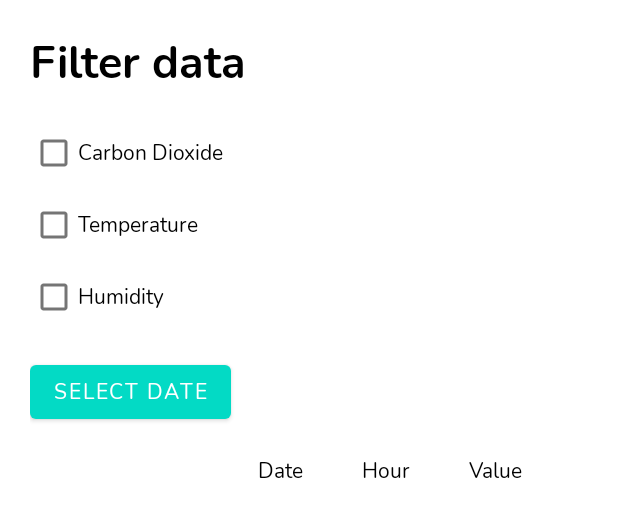
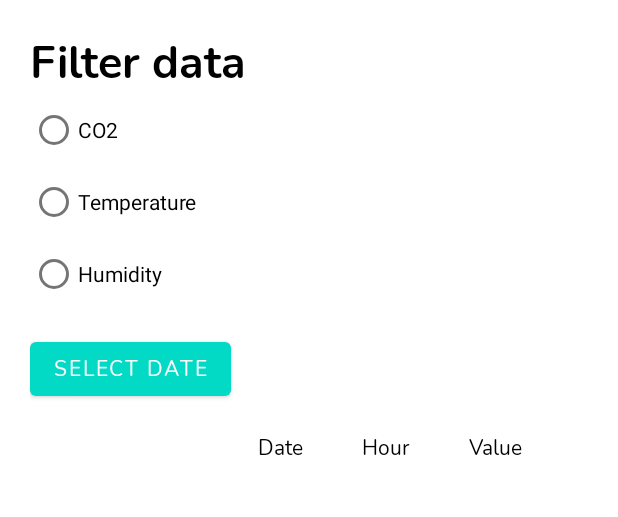
Before and after one commit to via-group-10/gh-android-app, an Android app: the layout activity_measurement_filter.xml on its own in the app's theme, with its tools: preview values and no code run, on a phone screen of 412 x 824 dp. Shown: the top 517 px of the screen. Run offline under Robolectric (Android 15) with nearby library versions, the phone set to English and light mode, and no system bars.

Commit message:
Filtering now working

```diff
--- a/app/src/main/java/com/example/grinhouseapp/ui/measurementFilter/MeasurementFilterViewModel.java
+++ b/app/src/main/java/com/example/grinhouseapp/ui/measurementFilter/MeasurementFilterViewModel.java
@@ -1,6 +1,4 @@
 package com.example.grinhouseapp.ui.measurementFilter;
-
-import android.text.format.Time;
 
 import androidx.lifecycle.LiveData;
 import androidx.lifecycle.ViewModel;
@@ -36,7 +34,7 @@ public class MeasurementFilterViewModel extends ViewModel {
         return repository.getFilteredCarbonDioxideMeasurementMutableData();
     }
 
-    public void setMeasurementRepository(MeasurementType type, Timestamp from,Timestamp to )
+    public void setMeasurementRepository(MeasurementType type, Timestamp from, Timestamp to )
     {
         if(type == MeasurementType.temperature)
             repository.setFilterTemperature(from,to);
--- a/app/src/main/res/layout/activity_measurement_filter.xml
+++ b/app/src/main/res/layout/activity_measurement_filter.xml
@@ -18,36 +18,36 @@
         android:textColor="@color/black"
         android:textSize="30sp" />
 
-    <CheckBox
+    <RadioGroup
         android:layout_width="wrap_content"
         android:layout_height="wrap_content"
         android:layout_below="@id/filter_data"
-        android:text="@string/carbonDioxideName"
-        android:id="@+id/checkboxCO2"
-        android:fontFamily="@font/nunito_regular"
-        android:textColor="@color/black"
-        android:layout_marginTop="15dp"
-        />
-    <CheckBox
+        android:id="@+id/radioGroup"
+        >
+        <RadioButton
             android:layout_width="wrap_content"
             android:layout_height="wrap_content"
-        android:fontFamily="@font/nunito_regular"
+            android:id="@+id/radioCO2"
+            android:text="CO2"
             android:textColor="@color/black"
-        android:layout_below="@id/checkboxCO2"
-        android:text="@string/temperatureName"
-        android:id="@+id/checkboxTemperature"
-
             />
-
-    <CheckBox
+        <RadioButton
             android:layout_width="wrap_content"
             android:layout_height="wrap_content"
-        android:fontFamily="@font/nunito_regular"
+            android:id="@+id/radioTemperature"
+            android:text="Temperature"
             android:textColor="@color/black"
-        android:layout_below="@id/checkboxTemperature"
-        android:text="@string/humidityName"
-        android:id="@+id/checkboxHumidity"
             />
+        <RadioButton
+            android:layout_width="wrap_content"
+            android:layout_height="wrap_content"
+            android:id="@+id/radioHumidity"
+            android:text="Humidity"
+            android:textColor="@color/black"
+            />
+    </RadioGroup>
+
+
 
     <Button
         android:layout_width="wrap_content"
@@ -57,7 +57,7 @@
         android:layout_marginTop="15dp"
         android:fontFamily="@font/nunito_regular"
 
-        android:layout_below="@id/checkboxHumidity"/>
+        android:layout_below="@id/radioGroup"/>
 
 
 
```
Also changed, not shown: app/src/main/java/com/example/grinhouseapp/ui/measurementFilter/MeasurementFilterActivity.java (+46 -24 lines), app/src/main/java/com/example/grinhouseapp/ui/measurementFilter/MeasurementFilterAdapter.java (+10 -4 lines). Lines whose indentation alone changed are shown as unchanged.
